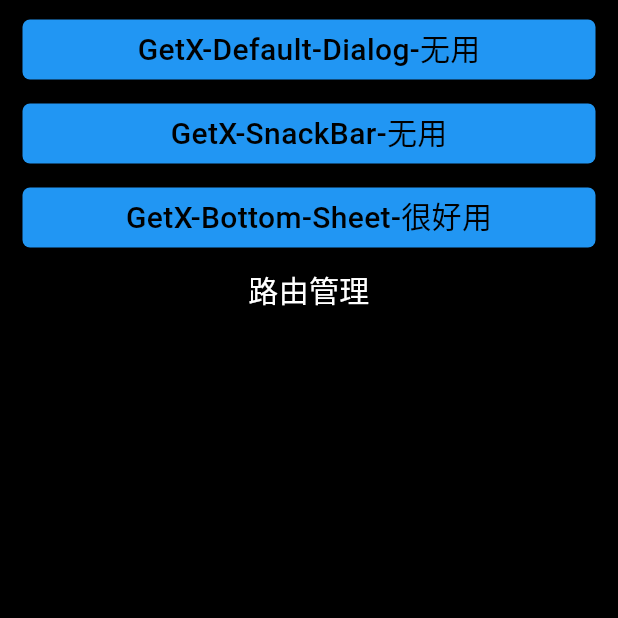
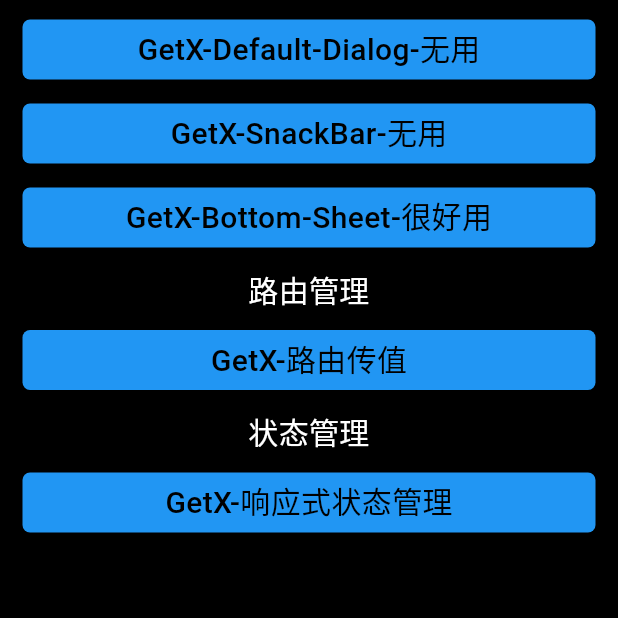
Before and after one commit to SpringRollHHB/FlutterUiTest, a Flutter app: the GetXPage screen opened directly, on a phone screen of 412 x 824 dp, the top half of it. Run offline on Flutter 3.47's test engine with Material 3 defaults, Android fonts, the phone set to English and light mode, and no system bars; our stand-ins replace get.

Commit message:
GetX-状态管理

```diff
--- a/lib/layout/get_x_page.dart
+++ b/lib/layout/get_x_page.dart
@@ -1,5 +1,8 @@
 import 'package:flutter/material.dart';
+import 'package:flutteruitest/layout/get_x_status_manager_one.dart';
+import 'package:flutteruitest/layout/widget/route/route_manage_widget.dart';
 import 'package:flutteruitest/utils/get_x_utils.dart';
+import 'package:get/get.dart';
 
 class GetXPage extends StatefulWidget {
   const GetXPage({super.key});
@@ -95,6 +98,65 @@ class _GetXPageState extends State<GetXPage> {
                 ),
               ),
             ),
+            GestureDetector(
+              onTap: () {
+                Navigator.of(context).push(MaterialPageRoute(builder: (BuildContext context) => RouteManageWidget(backColor: Colors.white,itemBackColor: Colors.black, fontColor: Colors.white,fontSize: 16)));
+              },
+              child: Container(
+                margin: const EdgeInsets.symmetric(horizontal: 15,vertical: 8),
+                width: double.infinity,
+                height: 40,
+                alignment: Alignment.center,
+                decoration: BoxDecoration(
+                    color: Colors.blue,
+                    borderRadius: BorderRadius.circular(5)
+                ),
+                child: const Text(
+                  "GetX-路由传值",
+                  style: TextStyle(
+                    color: Colors.black,
+                    fontSize: 20,
+                    height: 1.0,
+                    fontWeight: FontWeight.w500,
+                  ),
+                ),
+              ),
+            ),
+            const Padding(
+              padding: EdgeInsets.symmetric(vertical: 5),
+              child: Text(
+                "状态管理",
+                textAlign: TextAlign.center,
+                style: TextStyle(
+                  color: Colors.white,
+                  fontSize: 20,
+                ),
+              ),
+            ),
+            GestureDetector(
+              onTap: () {
+                Get.toNamed(GetXStatusManagerOnePage.name);
+              },
+              child: Container(
+                margin: const EdgeInsets.symmetric(horizontal: 15,vertical: 8),
+                width: double.infinity,
+                height: 40,
+                alignment: Alignment.center,
+                decoration: BoxDecoration(
+                    color: Colors.blue,
+                    borderRadius: BorderRadius.circular(5)
+                ),
+                child: const Text(
+                  "GetX-响应式状态管理",
+                  style: TextStyle(
+                    color: Colors.black,
+                    fontSize: 20,
+                    height: 1.0,
+                    fontWeight: FontWeight.w500,
+                  ),
+                ),
+              ),
+            ),
           ],
         ),
       ),
--- a/lib/routers.dart
+++ b/lib/routers.dart
@@ -2,6 +2,7 @@ import 'package:flutter/cupertino.dart';
 import 'package:flutteruitest/test_middle_ware.dart';
 import 'package:get/get.dart';
 import 'layout/get_x_route_one.dart';
+import 'layout/get_x_status_manager_one.dart';
 import 'layout/home_page_widget.dart';
 import 'layout/widget/route/no_name_result_widget.dart';
 
@@ -19,5 +20,6 @@ class RouterPages {
       },
     ),
     GetPage(name: GetXRouteOne.name, page: () => const GetXRouteOne(),middlewares: [ TestMiddleWare() ]),
+    GetPage(name: GetXStatusManagerOnePage.name, page: () => const GetXStatusManagerOnePage())
   ];
 }
```
Also changed, not shown: lib/layout/data_base_bean.dart (added, +12 -0 lines), lib/layout/get_x_status_manager_one.dart (added, +99 -0 lines).
